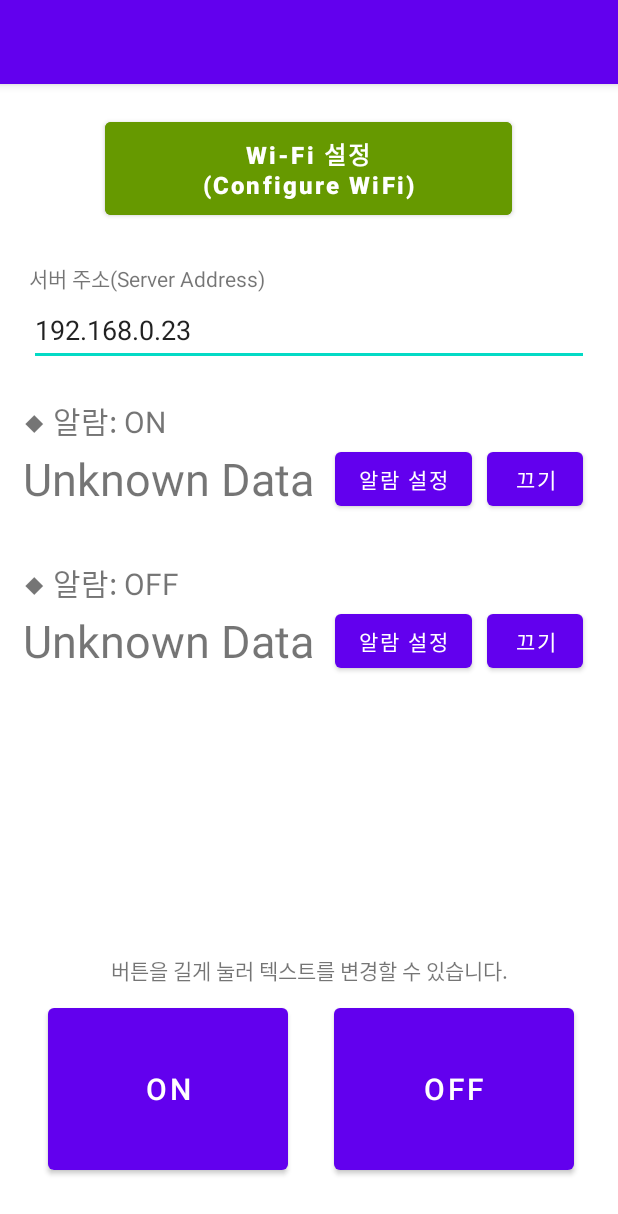
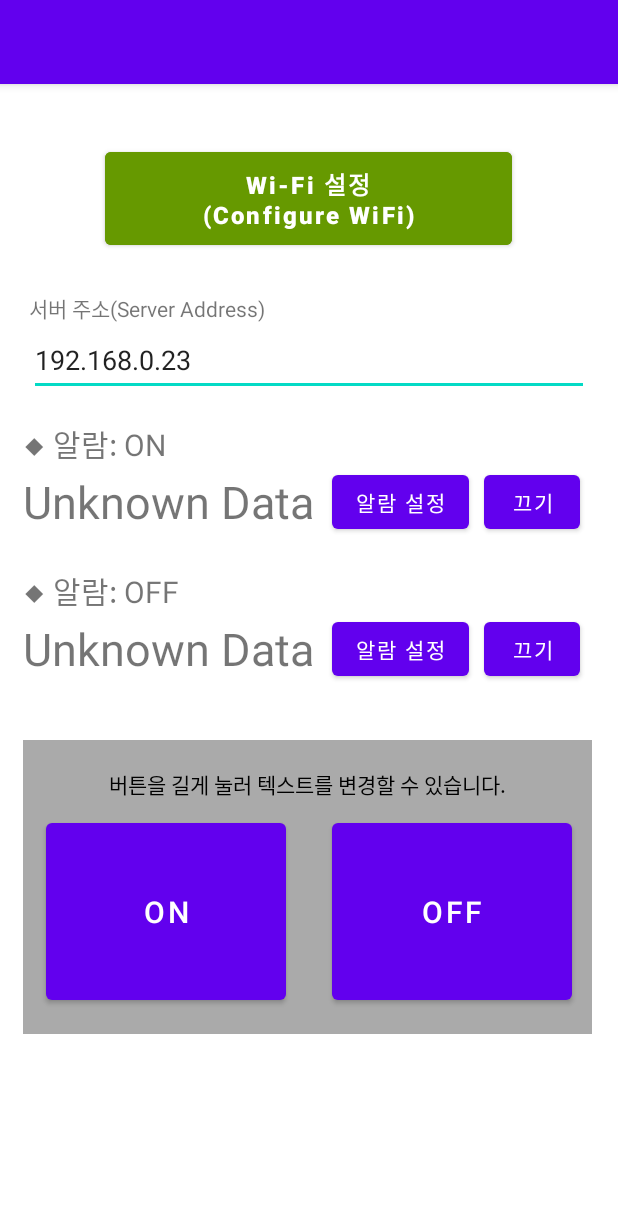
Before and after one commit to 2sjin/SmartSwitch, an Android app: the screen it shows after launch (MainActivity), on a phone screen of 412 x 824 dp. Shown: the top 1214 px of the screen. Run offline under Robolectric (Android 15) with nearby library versions, the light colour scheme and no system bars.

Commit message:
레이아웃 수정, servo 동작 수정

```diff
--- a/app/src/main/res/layout/activity_main.xml
+++ b/app/src/main/res/layout/activity_main.xml
@@ -21,6 +21,19 @@
         app:layout_constraintStart_toStartOf="parent"
         app:layout_constraintTop_toTopOf="parent">
 
+        <Button
+            android:id="@+id/buttonWiFi"
+            android:layout_width="271dp"
+            android:layout_height="74dp"
+            android:layout_marginTop="20dp"
+            android:layout_marginBottom="25dp"
+            android:backgroundTint="@android:color/holo_green_dark"
+            android:onClick="onClickButtonConnect"
+            android:text="Wi-Fi 설정\n(Configure WiFi)"
+            android:textAllCaps="false"
+            android:textSize="16sp"
+            android:textStyle="bold" />
+
         <WebView
             android:id="@+id/WebViewMain"
             android:layout_width="match_parent"
@@ -28,18 +41,6 @@
             android:visibility="gone">
 
         </WebView>
-
-        <Button
-            android:id="@+id/buttonWiFi"
-            android:layout_width="271dp"
-            android:layout_height="74dp"
-            android:layout_marginBottom="25dp"
-            android:backgroundTint="@android:color/holo_green_dark"
-            android:onClick="onClickButtonConnect"
-            android:text="Wi-Fi 설정\n(Configure WiFi)"
-            android:textAllCaps="false"
-            android:textSize="16sp"
-            android:textStyle="bold" />
 
         <TextView
             android:id="@+id/textView2"
@@ -59,18 +60,15 @@
 
     </LinearLayout>
 
-    <ScrollView
-        android:layout_width="383dp"
-        android:layout_height="287dp"
+    <LinearLayout
+        android:id="@+id/AlarmGroupLayout"
+        android:layout_width="381dp"
+        android:layout_height="181dp"
+        android:layout_marginTop="15dp"
+        android:orientation="vertical"
         app:layout_constraintEnd_toEndOf="parent"
         app:layout_constraintStart_toStartOf="parent"
         app:layout_constraintTop_toBottomOf="@+id/linearLayout2">
-
-        <LinearLayout
-            android:id="@+id/AlarmGroupLayout"
-            android:layout_width="match_parent"
-            android:layout_height="wrap_content"
-            android:orientation="vertical">
 
         <TextView
             android:id="@+id/tvAlarm0"
@@ -82,8 +80,8 @@
         <LinearLayout
             android:id="@+id/AlarmLayout0"
             android:layout_width="match_parent"
-                android:layout_height="match_parent"
-                android:layout_marginBottom="30dp"
+            android:layout_height="wrap_content"
+            android:layout_marginBottom="20dp"
             android:gravity="center"
             android:orientation="horizontal">
 
@@ -123,7 +121,7 @@
         <LinearLayout
             android:id="@+id/AlarmLayout1"
             android:layout_width="match_parent"
-                android:layout_height="match_parent"
+            android:layout_height="wrap_content"
             android:gravity="center"
             android:orientation="horizontal">
 
@@ -153,51 +151,56 @@
         </LinearLayout>
 
     </LinearLayout>
-    </ScrollView>
 
     <LinearLayout
         android:id="@+id/linearLayout"
         android:layout_width="379dp"
         android:layout_height="196dp"
+        android:layout_marginTop="10dp"
+        android:layout_marginBottom="1dp"
+        android:background="@android:color/darker_gray"
         android:gravity="center"
         android:orientation="vertical"
         app:layout_constraintBottom_toBottomOf="parent"
         app:layout_constraintEnd_toEndOf="parent"
-        app:layout_constraintStart_toStartOf="parent">
+        app:layout_constraintHorizontal_bias="0.0"
+        app:layout_constraintStart_toStartOf="parent"
+        app:layout_constraintTop_toBottomOf="@+id/AlarmGroupLayout"
+        app:layout_constraintVertical_bias="0.138">
 
         <TextView
             android:id="@+id/textView"
             android:layout_width="355dp"
-            android:layout_height="wrap_content"
-            android:layout_weight="1"
+            android:layout_height="40dp"
             android:gravity="center"
-            android:text="버튼을 길게 눌러 텍스트를 변경할 수 있습니다." />
+            android:text="버튼을 길게 눌러 텍스트를 변경할 수 있습니다."
+            android:textColor="@color/black" />
 
         <LinearLayout
             android:layout_width="match_parent"
-            android:layout_height="158dp"
+            android:layout_height="137dp"
             android:orientation="horizontal">
 
             <Button
                 android:id="@+id/actionButton0"
                 android:layout_width="160dp"
-                android:layout_height="120dp"
+                android:layout_height="130dp"
                 android:layout_marginLeft="15dp"
                 android:layout_marginRight="15dp"
                 android:onClick="onClickButtonOn"
+                android:text="ON"
                 android:textAllCaps="false"
-                android:text="ON"
-                android:textSize="20dp"/>
+                android:textSize="20dp" />
 
             <Button
                 android:id="@+id/actionButton1"
                 android:layout_width="160dp"
-                android:layout_height="120dp"
+                android:layout_height="130dp"
                 android:layout_marginLeft="15dp"
                 android:layout_marginRight="15dp"
                 android:onClick="onClickButtonOff"
+                android:text="OFF"
                 android:textAllCaps="false"
-                android:text="OFF"
                 android:textSize="20dp" />
         </LinearLayout>
 
```
Also changed, not shown: app/src/main/java/com/example/smartswitch/MainActivity.java (+33 -1 lines), 1 other file. Lines whose indentation alone changed are shown as unchanged.
